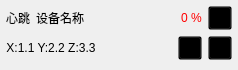
Above: UAVManage/devicecontrol.ui from gessd/UAVManage before the change. Below: the same form after it.
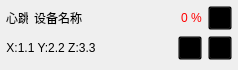
That is the form after the change. Icons and pictures are not drawn.

Commit message: 美化设备控制界面

What changed in the file:
```diff
--- a/UAVManage/devicecontrol.ui
+++ b/UAVManage/devicecontrol.ui
@@ -60,8 +60,8 @@
         </property>
         <property name="maximumSize">
          <size>
-          <width>26</width>
-          <height>26</height>
+          <width>22</width>
+          <height>22</height>
          </size>
         </property>
         <property name="toolTip">
```
Left out of the diff: 3 changed lines with no effect on the pictures. The commit also changes 1 other file.
